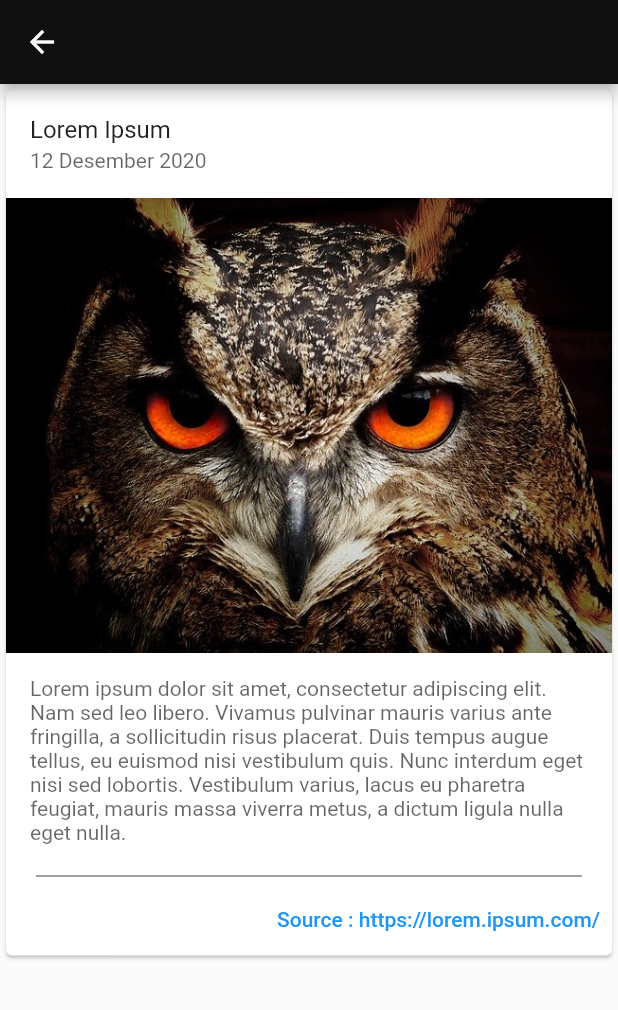
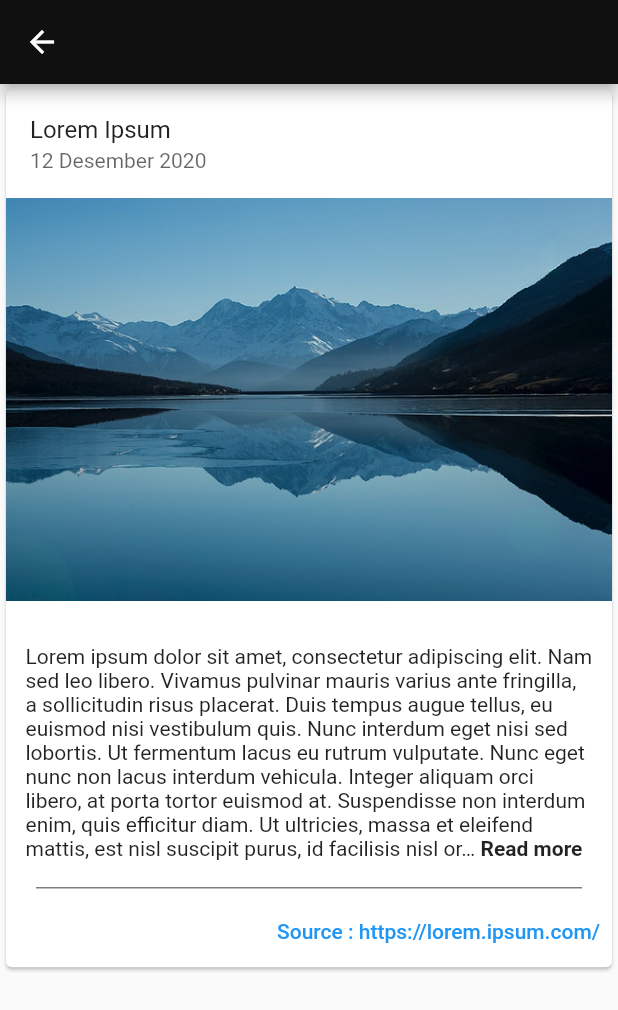
Before and after one commit to farrelyaman/kemenkop_website, a Flutter app: the screen it shows after launch, after a tap on "Lorem Ipsum", on a phone screen of 412 x 824 dp. Shown: the top 1010 px of the screen. Run offline on Flutter 3.47's test engine with Material 2 defaults, Android fonts, the phone set to English and light mode, and no system bars; drawn by our look-alikes of readmore; our stand-ins replace carousel_slider.

Commit message:
edit detail page

```diff
--- a/lib/ui/article/main.dart
+++ b/lib/ui/article/main.dart
@@ -1,34 +1,40 @@
 import 'package:flutter/material.dart';
 import 'package:news_app/data_struc.dart';
+import 'package:readmore/readmore.dart';
 
-class ArticleDetail extends StatelessWidget{
-
+class ArticleDetail extends StatelessWidget {
   @override
-  Widget build(BuildContext context){
+  Widget build(BuildContext context) {
     final ArticleData article = ModalRoute.of(context).settings.arguments;
     print(article.img);
 
     return Scaffold(
       appBar: AppBar(),
-      body: Column(
-        children:<Widget>[
+      body: ListView(
+        children: <Widget>[
           Card(
             clipBehavior: Clip.antiAlias,
             child: Column(
               children: [
                 ListTile(
-                  title: const Text('Lorem Ipsum'),
+                  title: Text(article.title),
                   subtitle: Text(
-                    '12 Desember 2020',
+                    article.date,
                     style: TextStyle(color: Colors.black.withOpacity(0.6)),
                   ),
                 ),
-                Image.asset('images/news-content-img/1a.jpg'),
+                Image.asset(article.img),
                 Padding(
-                  padding: const EdgeInsets.all(16.0),
-                  child: Text(
-                    'Lorem ipsum dolor sit amet, consectetur adipiscing elit. Nam sed leo libero. Vivamus pulvinar mauris varius ante fringilla, a sollicitudin risus placerat. Duis tempus augue tellus, eu euismod nisi vestibulum quis. Nunc interdum eget nisi sed lobortis. Vestibulum varius, lacus eu pharetra feugiat, mauris massa viverra metus, a dictum ligula nulla eget nulla.',
-                    style: TextStyle(color: Colors.black.withOpacity(0.6)),
+                  padding: EdgeInsets.all(13.0),
+                  child: ReadMoreText(
+                    '\n' + article.desc,
+                    trimLines: 10,
+                    colorClickableText: Colors.blue,
+                    trimMode: TrimMode.Line,
+                    trimCollapsedText: 'Read more',
+                    trimExpandedText: 'Show less',
+                    moreStyle:
+                        TextStyle(fontSize: 14, fontWeight: FontWeight.bold),
                   ),
                 ),
                 Divider(
@@ -41,9 +47,9 @@ class ArticleDetail extends StatelessWidget{
                 Row(
                   mainAxisAlignment: MainAxisAlignment.end,
                   children: <Widget>[
-                TextButton(
-                  child: const Text('Source : https://lorem.ipsum.com/'),
-                  onPressed: () {/* ... */},
+                    TextButton(
+                      child: const Text('Source : https://lorem.ipsum.com/'),
+                      onPressed: () {/* ... */},
                     ),
                   ],
                 ),
--- a/pubspec.yaml
+++ b/pubspec.yaml
@@ -24,6 +24,7 @@ dependencies:
   flutter:
     sdk: flutter
   carousel_slider: ^2.3.1
+  readmore: ^1.0.1
 
   # The following adds the Cupertino Icons font to your application.
   # Use with the CupertinoIcons class for iOS style icons.
```
Also changed, not shown: pubspec.lock.
